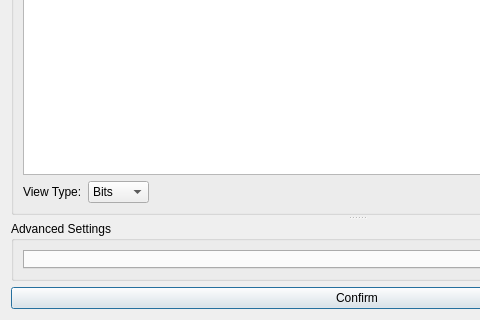
Qt form data/ui/properties_dialog.ui (jopohl/urh) before a commit; both pictures show x 0 to 480 and y 143 to 463 of the 714 by 463 pixel window.
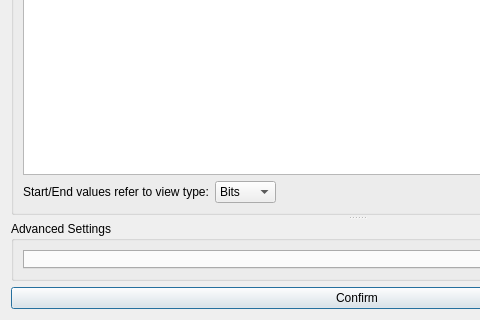
The same form after that commit. Icons and pictures are not drawn. Custom widgets are drawn as their Qt base class.

Patch:
```diff
--- a/data/ui/properties_dialog.ui
+++ b/data/ui/properties_dialog.ui
@@ -69,7 +69,7 @@
             </font>
            </property>
            <property name="text">
-            <string>View Type:</string>
+            <string>Start/End values refer to view type:</string>
            </property>
           </widget>
          </item>
```
